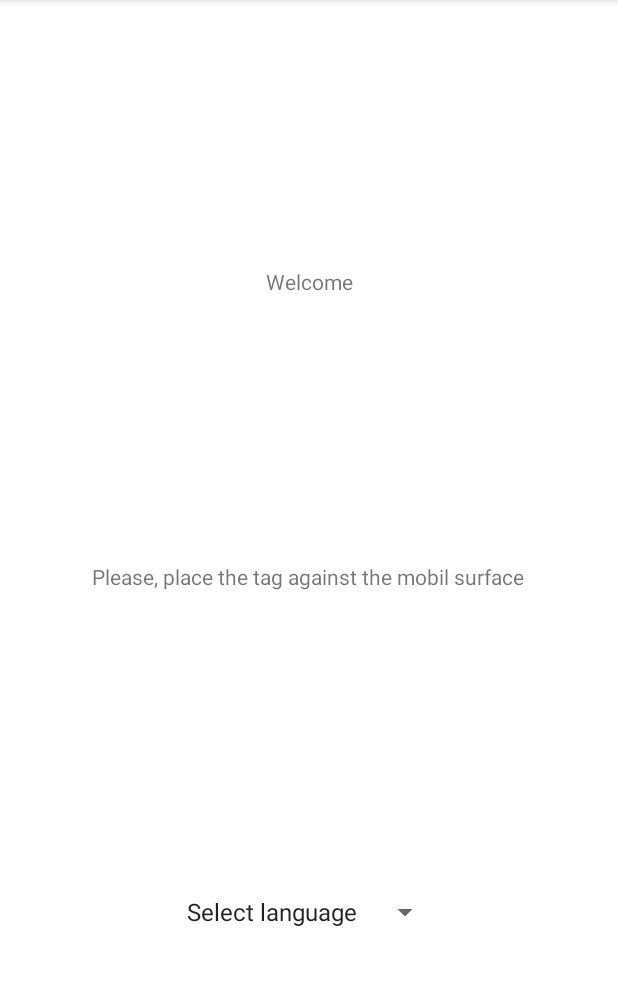
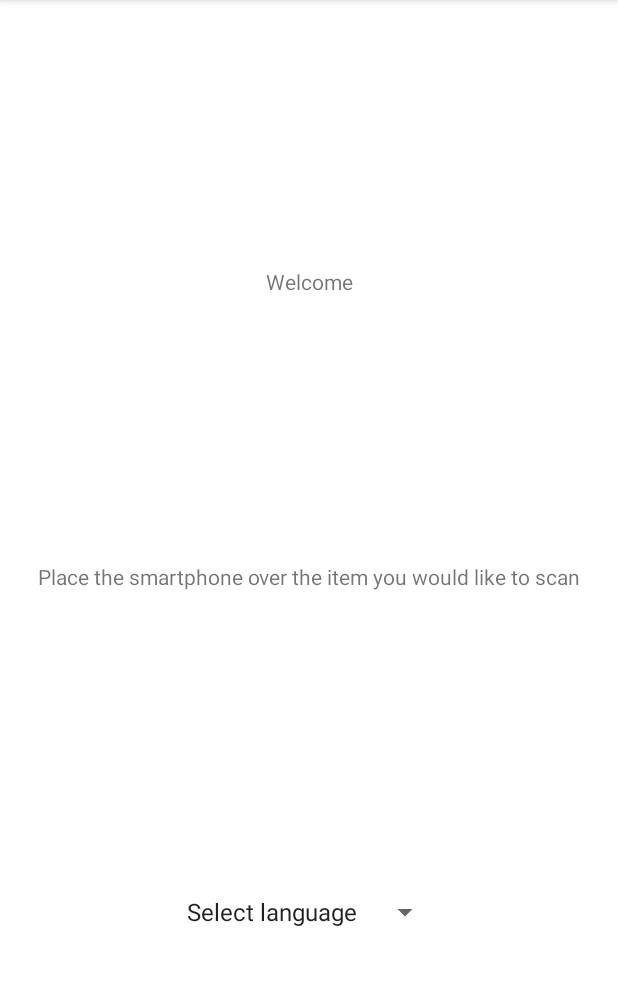
Before and after one commit to Aml-Abbas/RFID-mobilApp, an Android app: the screen it shows after launch (MainActivity), on a phone screen of 412 x 824 dp, the part 84-1069 px from its top. Run offline under Robolectric (Android 15) with nearby library versions, the light colour scheme and no system bars; 1 statement that could not run was skipped.

Commit message:
make the instructions direct

```diff
--- a/app/src/main/res/values/strings.xml
+++ b/app/src/main/res/values/strings.xml
@@ -3,7 +3,7 @@
 
     <string name="success_write">Success to write to the tag.</string>
     <string name="failed_write">Failed to write to the tag.</string>
-    <string name="place_tag">Please, place the tag against the mobil surface</string>
+    <string name="place_tag">Place the smartphone over the item you would like to scan</string>
     <string name="ok">ok</string>
     <string name="welcome">Welcome</string>
     <string name="no_id">No Id</string>
```
Also changed, not shown: 1 other file.
